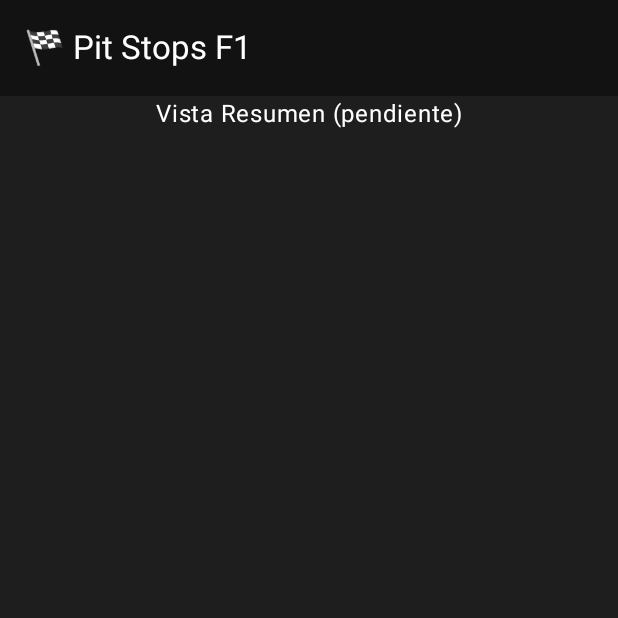
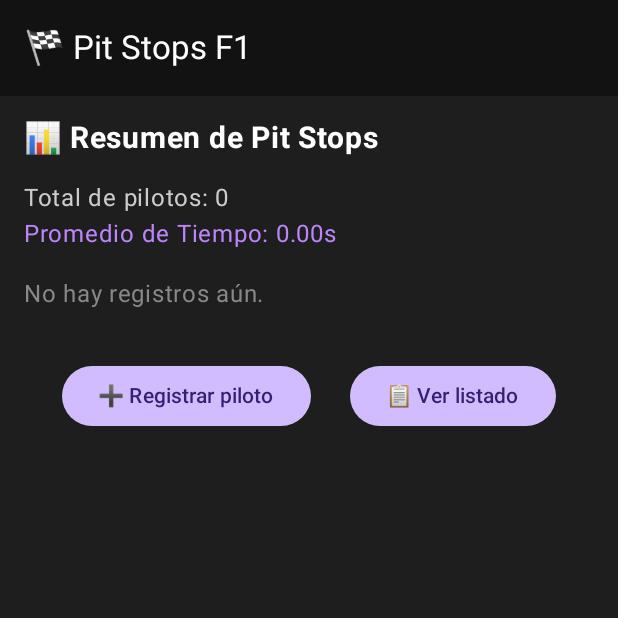
Before and after one commit to johan042006/Parcial1, an Android app built with Jetpack Compose: the screen it shows after launch (MainActivity), on a phone screen of 412 x 824 dp, the top half of it. Run offline under Robolectric (Android 15) with nearby library versions, the phone set to English and light mode, and no system bars.

Commit message:
Se arregla el MainActivity y PitStopDB, Se agrega la vista resumen y grafico

```diff
--- a/app/src/main/java/com/example/parcial1/MainActivity.kt
+++ b/app/src/main/java/com/example/parcial1/MainActivity.kt
@@ -3,6 +3,7 @@ package com.example.parcial1
 import android.os.Bundle
 import androidx.activity.ComponentActivity
 import androidx.activity.compose.setContent
+import androidx.compose.foundation.Canvas
 import androidx.compose.foundation.background
 import androidx.compose.foundation.clickable
 import androidx.compose.foundation.layout.*
@@ -10,6 +11,9 @@ import androidx.compose.material3.*
 import androidx.compose.runtime.*
 import androidx.compose.ui.Alignment
 import androidx.compose.ui.Modifier
+import androidx.compose.ui.geometry.CornerRadius
+import androidx.compose.ui.geometry.Offset
+import androidx.compose.ui.geometry.Size
 import androidx.compose.ui.graphics.Color
 import androidx.compose.ui.text.font.FontWeight
 import androidx.compose.ui.unit.dp
@@ -67,10 +71,78 @@ fun PitStopApp(context: android.content.Context) {
             horizontalAlignment = Alignment.CenterHorizontally
         ) {
             when (currentView) {
-                "summary" -> Text("Vista Resumen (pendiente)", color = Color.White)
+                "summary" -> PitStopSummaryView(db) { currentView = it }
                 "edit" -> PitStopCreateView(db, onBack = { currentView = "summary" })
                 "list" -> Text("Vista Listado (pendiente)", color = Color.White)
                 "editExisting" -> pitToEdit?.let { pit -> Text("Vista Editar (pendiente)", color = Color.White) }
+            }
+        }
+    }
+}
+
+@Composable
+fun PitStopSummaryView(db: PitStopDBHelper, navigate: (String) -> Unit) {
+    val pitStops = db.getAllPitStops()
+    val avgTime = db.getAverageTime()
+
+    Column(
+        Modifier
+            .fillMaxSize()
+            .padding(16.dp)
+    ) {
+        Text("📊 Resumen de Pit Stops", fontSize = 20.sp, fontWeight = FontWeight.Bold, color = Color.White)
+        Spacer(Modifier.height(16.dp))
+        Text("Total de pilotos: ${pitStops.size}", color = Color.LightGray)
+        Text("Promedio de Tiempo: ${"%.2f".format(avgTime)}s", color = Color(0xFFBB86FC))
+
+        if (pitStops.isNotEmpty()) {
+            val fastest = pitStops.minByOrNull { it.stopTime }
+            Spacer(Modifier.height(8.dp))
+            Text("Pit stop más rápido: ${fastest?.driverName} (${fastest?.stopTime}s)", color = Color.Green)
+            Spacer(Modifier.height(24.dp))
+            Text("Tiempos por piloto:", color = Color.White, fontWeight = FontWeight.SemiBold)
+            Spacer(Modifier.height(8.dp))
+            PitStopBarChart(pitStops)
+        } else {
+            Spacer(Modifier.height(16.dp))
+            Text("No hay registros aún.", color = Color.Gray)
+        }
+
+        Spacer(Modifier.height(32.dp))
+        Row(
+            modifier = Modifier.fillMaxWidth(),
+            horizontalArrangement = Arrangement.SpaceEvenly
+        ) {
+            Button(onClick = { navigate("edit") }) { Text("➕ Registrar piloto") }
+            Button(onClick = { navigate("list") }) { Text("📋 Ver listado") }
+        }
+    }
+}
+
+@Composable
+fun PitStopBarChart(pitStops: List<PitStop>) {
+    val maxTime = pitStops.maxOfOrNull { it.stopTime } ?: 1.0
+    val barHeight = 24.dp
+
+    Column {
+        pitStops.forEach { pit ->
+            Row(verticalAlignment = Alignment.CenterVertically, modifier = Modifier.padding(vertical = 4.dp)) {
+                Text(pit.driverName, color = Color.White, modifier = Modifier.width(90.dp))
+                Canvas(
+                    modifier = Modifier
+                        .fillMaxWidth()
+                        .height(barHeight)
+                        .padding(start = 8.dp, end = 24.dp)
+                ) {
+                    val widthFactor = (pit.stopTime / maxTime).toFloat()
+                    drawRoundRect(
+                        color = Color(0xFFBB86FC),
+                        topLeft = Offset(0f, 0f),
+                        size = Size(size.width * widthFactor, size.height),
+                        cornerRadius = CornerRadius(10f, 10f)
+                    )
+                }
+                Text("${pit.stopTime}s", color = Color.LightGray, fontSize = 12.sp)
             }
         }
     }
@@ -105,6 +177,7 @@ fun PitStopCreateView(db: PitStopDBHelper, onBack: () -> Unit) {
         OutlinedTextField(value = team, onValueChange = { team = it }, label = { Text("Escudería") }, modifier = Modifier.fillMaxWidth())
         OutlinedTextField(value = time, onValueChange = { time = it }, label = { Text("Tiempo total (s)") }, modifier = Modifier.fillMaxWidth())
 
+        // Menú neumáticos
         Box(Modifier.fillMaxWidth().padding(top = 8.dp)) {
             OutlinedTextField(
                 value = tireType,
@@ -131,6 +204,7 @@ fun PitStopCreateView(db: PitStopDBHelper, onBack: () -> Unit) {
 
         OutlinedTextField(value = tireCount, onValueChange = { tireCount = it }, label = { Text("Número de neumáticos") }, modifier = Modifier.fillMaxWidth())
 
+        // Menú estado
         Box(Modifier.fillMaxWidth().padding(top = 8.dp)) {
             OutlinedTextField(
                 value = status,
--- a/app/src/main/java/com/example/parcial1/PitStopDBHelper.kt
+++ b/app/src/main/java/com/example/parcial1/PitStopDBHelper.kt
@@ -4,7 +4,6 @@ import android.content.ContentValues
 import android.content.Context
 import android.database.sqlite.SQLiteDatabase
 import android.database.sqlite.SQLiteOpenHelper
-
 
 class PitStopDBHelper(context: Context) : SQLiteOpenHelper(context, "pitstopDB", null, 1) {
     override fun onCreate(db: SQLiteDatabase) {
@@ -72,4 +71,13 @@ class PitStopDBHelper(context: Context) : SQLiteOpenHelper(context, "pitstopDB",
         db.close()
         return list
     }
+
+    fun getAverageTime(): Double {
+        val db = readableDatabase
+        val cursor = db.rawQuery("SELECT AVG(stopTime) FROM pitstop", null)
+        val avg = if (cursor.moveToFirst()) cursor.getDouble(0) else 0.0
+        cursor.close()
+        db.close()
+        return avg
+    }
 }
```
